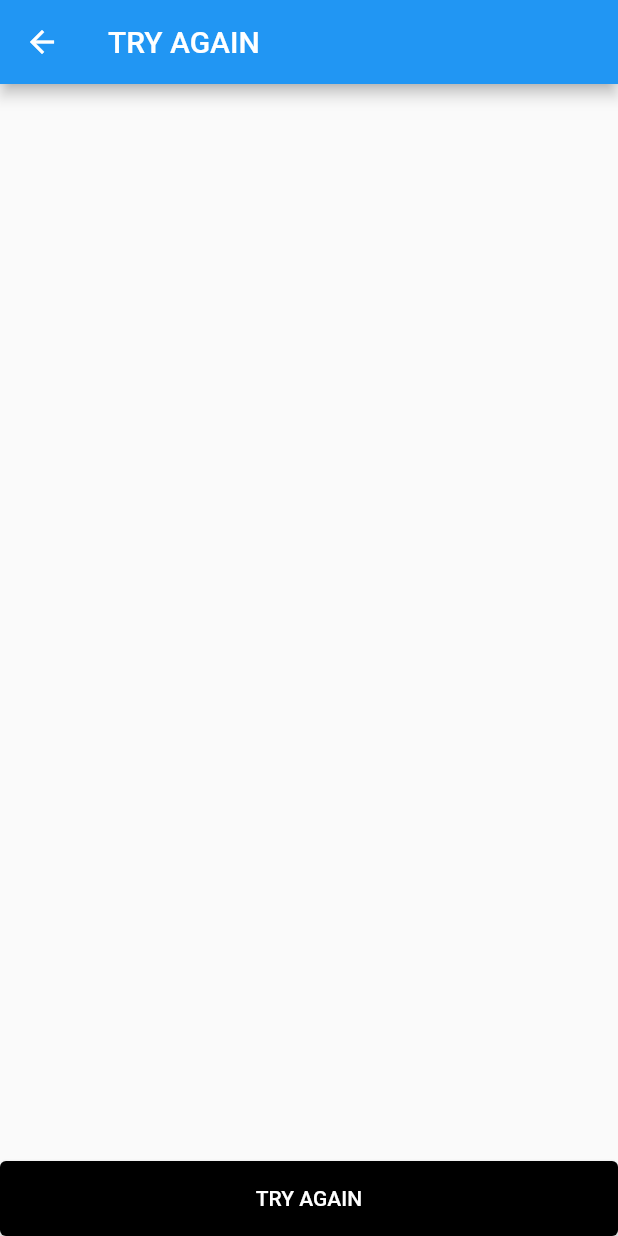
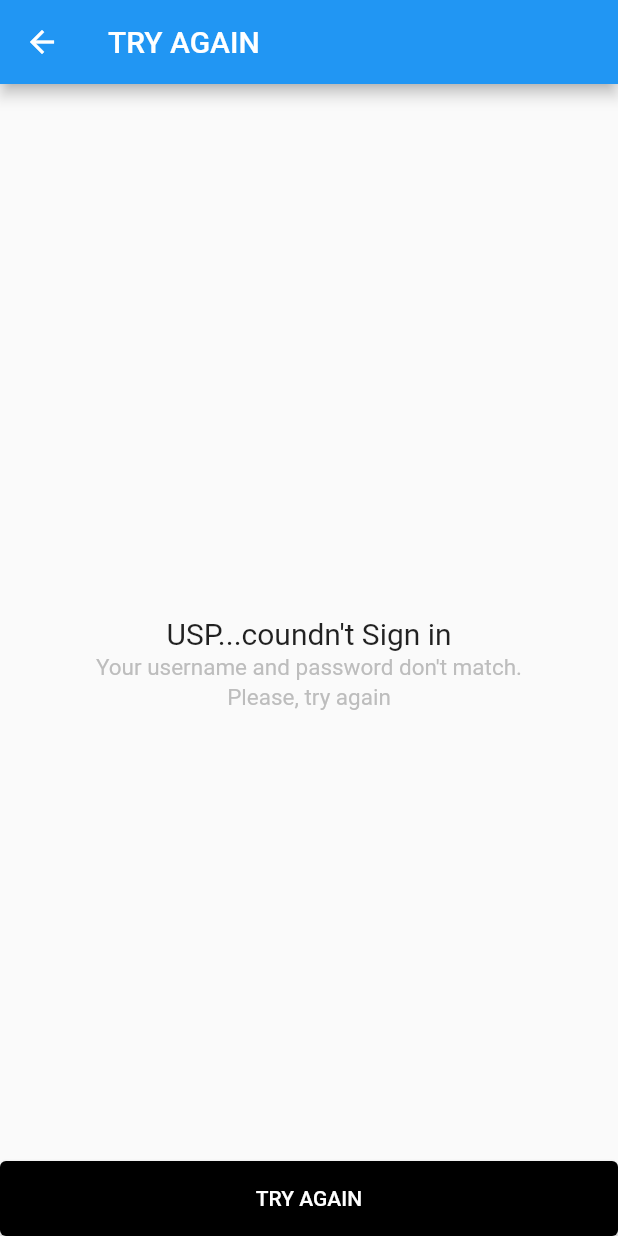
Before and after one commit to HauHuyh/ThucHanh5, a Flutter app: the SecondRoute screen opened directly, on a phone screen of 412 x 824 dp. Run offline on Flutter 3.47's test engine with Material 2 defaults, Android fonts, the phone set to English and light mode, and no system bars.

Commit message:
update_text

```diff
--- a/app_loginmail/lib/main.dart
+++ b/app_loginmail/lib/main.dart
@@ -138,9 +138,39 @@ class SecondRoute extends StatelessWidget {
           mainAxisAlignment: MainAxisAlignment.end,
           children: [
             Container(
+              margin: EdgeInsets.only(top: 70),
+              child: Text(
+                "USP...coundn't Sign in",
+                style: TextStyle(
+                  color: Colors.black87,
+                  fontSize: 20,
+                ),
+              ),
+            ),
+            Container(
+             margin: EdgeInsets.only(top: 2),
+              child: Text(
+                "Your username and password don't match.",
+                style: TextStyle(
+                  color: Colors.grey.shade400,
+                  fontSize: 15,
+                ),
+              ),
+            ),
+            Container(
+              margin: EdgeInsets.only(top: 2),
+              child: Text(
+                "Please, try again",
+                style: TextStyle(
+                 color: Colors.grey.shade400,
+                  fontSize: 15,
+                ),
+              ),
+            ),
+            Container(
               width: 425,
               height: 50,
-            margin: EdgeInsets.only(top: 100),
+              margin: EdgeInsets.only(top: 300),
               child: ElevatedButton(
                 style: ElevatedButton.styleFrom(
                   primary: Colors.black, // background
```
Lines whose indentation alone changed are shown as unchanged.
